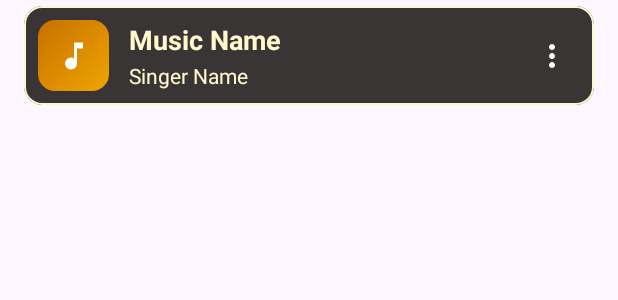
After one commit to miladgoli/DuskPlayer, an Android app: the layout item_music.xml on its own in the app's theme, with its tools: preview values and no code run, on a phone screen of 412 x 824 dp. The commit adds this screen. Shown: the top 300 px of the screen. Run offline under Robolectric (Android 15) with nearby library versions, the phone set to English and light mode, and no system bars.

Commit message:
Complete PLaying Music & Add Item Music
-change radius corner background cover
-add music time in playing music fragment
-change background recycler view
-create item music

```diff
--- a/app/src/main/res/drawable/background_playlist_button.xml
+++ b/app/src/main/res/drawable/background_cover_music.xml
@@ -4,6 +4,6 @@
 
     <gradient android:startColor="@color/dusk_light_yellow" android:endColor="@color/dusk_yellow" android:angle="135" />
     <stroke android:width="1dp" android:color="@color/dusk_gray"/>
-    <corners android:radius="8dp"/>
+    <corners android:radius="12dp"/>
 
 </shape>
--- /dev/null
+++ b/app/src/main/res/layout/item_music.xml
@@ -0,0 +1,68 @@
+<?xml version="1.0" encoding="utf-8"?>
+<com.google.android.material.card.MaterialCardView xmlns:android="http://schemas.android.com/apk/res/android"
+    android:layout_width="match_parent"
+    android:layout_height="wrap_content"
+    xmlns:app="http://schemas.android.com/apk/res-auto"
+    xmlns:tools="http://schemas.android.com/tools"
+    android:clickable="true"
+    android:backgroundTint="@color/dusk_gray"
+    app:strokeColor="@color/dusk_very_light_yellow"
+    app:strokeWidth="1dp"
+    android:layout_marginStart="16dp"
+    android:layout_marginEnd="16dp"
+    android:layout_marginTop="4dp"
+    android:layout_marginBottom="4dp">
+
+    <androidx.constraintlayout.widget.ConstraintLayout
+        android:layout_width="match_parent"
+        android:layout_height="wrap_content">
+        <ImageView
+            android:id="@+id/coverItemMusic"
+            android:layout_width="50dp"
+            android:layout_height="50dp"
+            app:layout_constraintTop_toTopOf="parent"
+            app:layout_constraintLeft_toLeftOf="parent"
+            app:layout_constraintBottom_toBottomOf="parent"
+            app:srcCompat="@drawable/ic_music_24dp"
+            android:scaleType="center"
+            android:background="@drawable/background_cover_music"
+            android:layout_margin="8dp"/>
+
+        <TextView
+            android:id="@+id/musicNameItemMusic"
+            android:layout_width="wrap_content"
+            android:layout_height="wrap_content"
+            android:textColor="@color/dusk_very_light_yellow"
+            android:textSize="18sp"
+            android:textStyle="bold"
+            android:layout_marginStart="12dp"
+            app:layout_constraintTop_toTopOf="@id/coverItemMusic"
+            app:layout_constraintLeft_toRightOf="@id/coverItemMusic"
+            app:layout_constraintBottom_toTopOf="@id/singerNameItemMusic"
+            tools:text="Music Name"
+            />
+        <TextView
+            android:id="@+id/singerNameItemMusic"
+            android:layout_width="wrap_content"
+            android:layout_height="wrap_content"
+            android:textColor="@color/dusk_very_light_yellow"
+            app:layout_constraintBottom_toBottomOf="@id/coverItemMusic"
+            app:layout_constraintLeft_toLeftOf="@id/musicNameItemMusic"
+            app:layout_constraintTop_toBottomOf="@id/musicNameItemMusic"
+            android:textStyle="normal"
+            tools:text="Singer Name" />
+
+        <ImageButton
+            android:layout_width="wrap_content"
+            android:layout_height="wrap_content"
+            android:background="@android:color/transparent"
+            android:clickable="true"
+            app:layout_constraintRight_toRightOf="parent"
+            app:layout_constraintTop_toTopOf="parent"
+            app:layout_constraintBottom_toBottomOf="parent"
+            android:layout_marginEnd="16dp"
+            app:srcCompat="@drawable/ic_more_24dp" />
+
+    </androidx.constraintlayout.widget.ConstraintLayout>
+
+</com.google.android.material.card.MaterialCardView>
```
Also changed, not shown: app/src/main/res/layout/activity_main.xml (+15 -12 lines), app/src/main/res/layout/playing_music.xml (+86 -71 lines).
